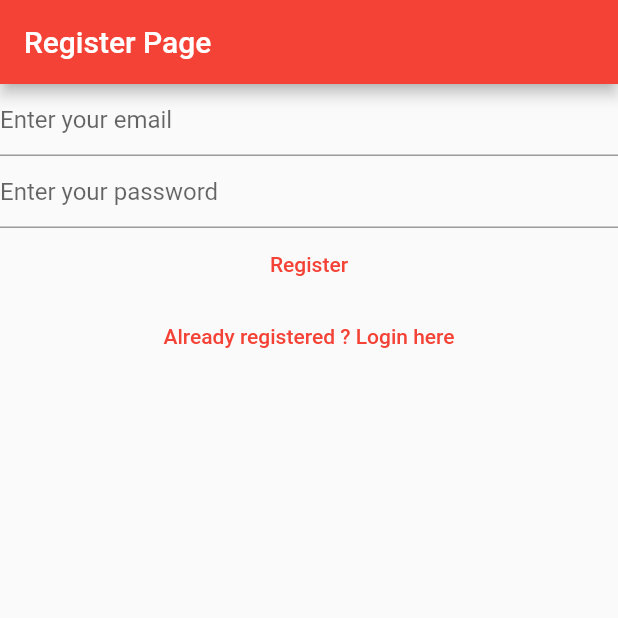
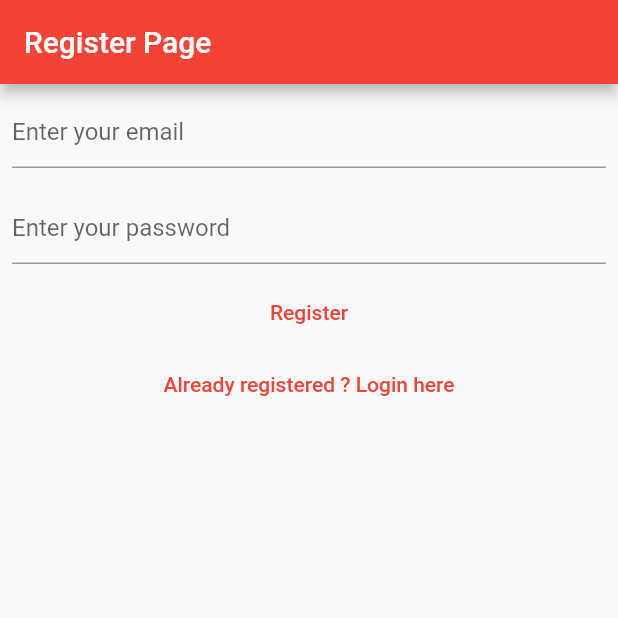
Before and after one commit to madhav67/myapp, a Flutter app: the screen it shows after launch, after a tap on "Not registered yet register here", on a phone screen of 412 x 824 dp, the top half of it. Run offline on Flutter 3.47's test engine with Material 2 defaults, Android fonts, the phone set to English and light mode, and no system bars; our stand-ins replace firebase_auth, firebase_core; accounts and stored records are empty; network calls fail.

```diff
--- a/lib/auth/auth_provider.dart
+++ b/lib/auth/auth_provider.dart
@@ -11,4 +11,5 @@ abstract class AuthProvider {
     required String email,
     required String password,
   });
+  Future<void> logout();
 }
--- a/lib/auth/auth_s.dart
+++ b/lib/auth/auth_s.dart
@@ -27,4 +27,6 @@ class AuthService implements AuthProvider {
         email: email,
         password: password,
       );
+  @override
+  Future<void> logout() => provider.logout();
 }
--- a/lib/view/login_view.dart
+++ b/lib/view/login_view.dart
@@ -37,19 +37,26 @@ class _LoginViewState extends State<LoginView> {
       ),
       body: Column(
         children: [
-          TextField(
+          Padding(
+            padding: const EdgeInsets.all(8),
+            child: TextField(
               controller: _email,
               enableSuggestions: false,
               autocorrect: false,
               keyboardType: TextInputType.emailAddress,
               decoration: const InputDecoration(hintText: "Enter your email"),
             ),
-          TextField(
+          ),
+          Padding(
+            padding: const EdgeInsets.all(8),
+            child: TextField(
               controller: _password,
               enableSuggestions: false,
               autocorrect: false,
               obscureText: true,
-            decoration: const InputDecoration(hintText: "Enter your password"),
+              decoration:
+                  const InputDecoration(hintText: "Enter your password"),
+            ),
           ),
           TextButton(
             onPressed: () async {
@@ -60,6 +67,14 @@ class _LoginViewState extends State<LoginView> {
                   email: email,
                   password: password,
                 );
+                final user = AuthService.firebase().currentUser;
+                if (user != null) {
+                  // ignore: use_build_context_synchronously
+                  Navigator.of(context).pushNamedAndRemoveUntil(
+                    mainmenuRoute,
+                    (route) => false,
+                  );
+                }
               } on UserNotFoundAuthException {
                 await showErrorDialog(context, "User Not Found");
               } on WrongPasswordAuthException {
--- a/lib/view/register_view.dart
+++ b/lib/view/register_view.dart
@@ -37,19 +37,26 @@ class _RegisterViewState extends State<RegisterView> {
       ),
       body: Column(
         children: [
-          TextField(
+          Padding(
+            padding: const EdgeInsets.all(8),
+            child: TextField(
               controller: _email,
               enableSuggestions: false,
               autocorrect: false,
               keyboardType: TextInputType.emailAddress,
               decoration: const InputDecoration(hintText: "Enter your email"),
             ),
-          TextField(
+          ),
+          Padding(
+            padding: const EdgeInsets.all(8),
+            child: TextField(
               controller: _password,
               enableSuggestions: false,
               autocorrect: false,
               obscureText: true,
-            decoration: const InputDecoration(hintText: "Enter your password"),
+              decoration:
+                  const InputDecoration(hintText: "Enter your password"),
+            ),
           ),
           TextButton(
             onPressed: () async {
```
Also changed, not shown: lib/auth/firebase_provider.dart (+10 -0 lines), lib/view/main_view.dart (+14 -0 lines). Lines whose indentation alone changed are shown as unchanged.
